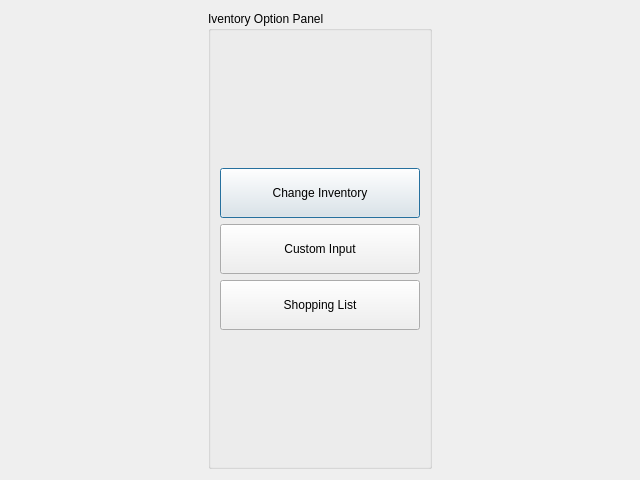
Old version of the form actionmenu.ui in the repository NoHeat/GUI1.
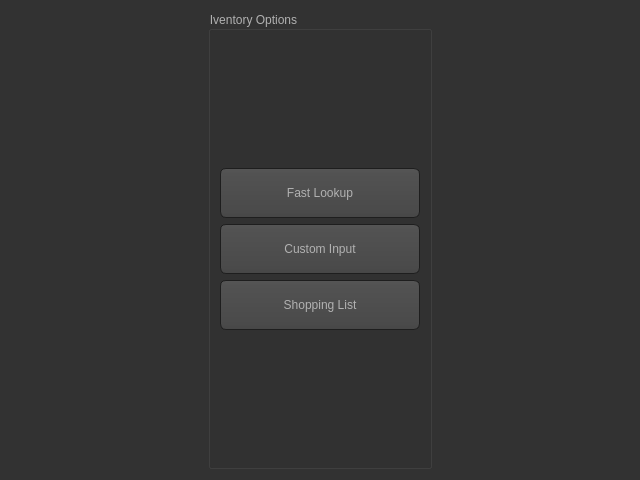
New version of the form. Icons and pictures are not drawn.

```diff
--- a/actionmenu.ui
+++ b/actionmenu.ui
@@ -11,7 +11,468 @@
    </rect>
   </property>
   <property name="windowTitle">
-   <string>Dialog</string>
+   <string>Input Menu</string>
+  </property>
+  <property name="styleSheet">
+   <string notr="true">QToolTip
+{
+     border: 1px solid black;
+     background-color: #ffa02f;
+     padding: 1px;
+     border-radius: 3px;
+     opacity: 100;
+}
+
+QWidget
+{
+    color: #b1b1b1;
+    background-color: #323232;
+}
+
+QWidget:item:hover
+{
+    background-color: QLinearGradient( x1: 0, y1: 0, x2: 0, y2: 1, stop: 0 #ffa02f, stop: 1 #ca0619);
+    color: #000000;
+}
+
+QWidget:item:selected
+{
+    background-color: QLinearGradient( x1: 0, y1: 0, x2: 0, y2: 1, stop: 0 #ffa02f, stop: 1 #d7801a);
+}
+
+QMenuBar::item
+{
+    background: transparent;
+}
+
+QMenuBar::item:selected
+{
+    background: transparent;
+    border: 1px solid #ffaa00;
+}
+
+QMenuBar::item:pressed
+{
+    background: #444;
+    border: 1px solid #000;
+    background-color: QLinearGradient(
+        x1:0, y1:0,
+        x2:0, y2:1,
+        stop:1 #212121,
+        stop:0.4 #343434/*,
+        stop:0.2 #343434,
+        stop:0.1 #ffaa00*/
+    );
+    margin-bottom:-1px;
+    padding-bottom:1px;
+}
+
+QMenu
+{
+    border: 1px solid #000;
+}
+
+QMenu::item
+{
+    padding: 2px 20px 2px 20px;
+}
+
+QMenu::item:selected
+{
+    color: #000000;
+}
+
+QWidget:disabled
+{
+    color: #404040;
+    background-color: #323232;
+}
+
+QAbstractItemView
+{
+    background-color: QLinearGradient( x1: 0, y1: 0, x2: 0, y2: 1, stop: 0 #4d4d4d, stop: 0.1 #646464, stop: 1 #5d5d5d);
+}
+
+QWidget:focus
+{
+    /*border: 2px solid QLinearGradient( x1: 0, y1: 0, x2: 0, y2: 1, stop: 0 #ffa02f, stop: 1 #d7801a);*/
+}
+
+QLineEdit
+{
+    background-color: QLinearGradient( x1: 0, y1: 0, x2: 0, y2: 1, stop: 0 #4d4d4d, stop: 0 #646464, stop: 1 #5d5d5d);
+    padding: 1px;
+    border-style: solid;
+    border: 1px solid #1e1e1e;
+    border-radius: 5;
+}
+
+QPushButton
+{
+    color: #b1b1b1;
+    background-color: QLinearGradient( x1: 0, y1: 0, x2: 0, y2: 1, stop: 0 #565656, stop: 0.1 #525252, stop: 0.5 #4e4e4e, stop: 0.9 #4a4a4a, stop: 1 #464646);
+    border-width: 1px;
+    border-color: #1e1e1e;
+    border-style: solid;
+    border-radius: 6;
+    padding: 3px;
+    font-size: 12px;
+    padding-left: 5px;
+    padding-right: 5px;
+}
+
+QPushButton:pressed
+{
+    background-color: QLinearGradient( x1: 0, y1: 0, x2: 0, y2: 1, stop: 0 #2d2d2d, stop: 0.1 #2b2b2b, stop: 0.5 #292929, stop: 0.9 #282828, stop: 1 #252525);
+}
+
+QComboBox
+{
+    selection-background-color: #ffaa00;
+    background-color: QLinearGradient( x1: 0, y1: 0, x2: 0, y2: 1, stop: 0 #565656, stop: 0.1 #525252, stop: 0.5 #4e4e4e, stop: 0.9 #4a4a4a, stop: 1 #464646);
+    border-style: solid;
+    border: 1px solid #1e1e1e;
+    border-radius: 5;
+}
+
+QComboBox:hover,QPushButton:hover
+{
+    border: 2px solid QLinearGradient( x1: 0, y1: 0, x2: 0, y2: 1, stop: 0 #ffa02f, stop: 1 #d7801a);
+}
+
+
+QComboBox:on
+{
+    padding-top: 3px;
+    padding-left: 4px;
+    background-color: QLinearGradient( x1: 0, y1: 0, x2: 0, y2: 1, stop: 0 #2d2d2d, stop: 0.1 #2b2b2b, stop: 0.5 #292929, stop: 0.9 #282828, stop: 1 #252525);
+    selection-background-color: #ffaa00;
+}
+
+QComboBox QAbstractItemView
+{
+    border: 2px solid darkgray;
+    selection-background-color: QLinearGradient( x1: 0, y1: 0, x2: 0, y2: 1, stop: 0 #ffa02f, stop: 1 #d7801a);
+}
+
+QComboBox::drop-down
+{
+     subcontrol-origin: padding;
+     subcontrol-position: top right;
+     width: 15px;
+
+     border-left-width: 0px;
+     border-left-color: darkgray;
+     border-left-style: solid; /* just a single line */
+     border-top-right-radius: 3px; /* same radius as the QComboBox */
+     border-bottom-right-radius: 3px;
+ }
+
+QComboBox::down-arrow
+{
+     image: url(:/down_arrow.png);
+}
+
+QGroupBox:focus
+{
+border: 2px solid QLinearGradient( x1: 0, y1: 0, x2: 0, y2: 1, stop: 0 #ffa02f, stop: 1 #d7801a);
+}
+
+QTextEdit:focus
+{
+    border: 2px solid QLinearGradient( x1: 0, y1: 0, x2: 0, y2: 1, stop: 0 #ffa02f, stop: 1 #d7801a);
+}
+
+QScrollBar:horizontal {
+     border: 1px solid #222222;
+     background: QLinearGradient( x1: 0, y1: 0, x2: 0, y2: 1, stop: 0.0 #121212, stop: 0.2 #282828, stop: 1 #484848);
+     height: 7px;
+     margin: 0px 16px 0 16px;
+}
+
+QScrollBar::handle:horizontal
+{
+      background: QLinearGradient( x1: 0, y1: 0, x2: 1, y2: 0, stop: 0 #ffa02f, stop: 0.5 #d7801a, stop: 1 #ffa02f);
+      min-height: 20px;
+      border-radius: 2px;
+}
+
+QScrollBar::add-line:horizontal {
+      border: 1px solid #1b1b19;
+      border-radius: 2px;
+      background: QLinearGradient( x1: 0, y1: 0, x2: 1, y2: 0, stop: 0 #ffa02f, stop: 1 #d7801a);
+      width: 14px;
+      subcontrol-position: right;
+      subcontrol-origin: margin;
+}
+
+QScrollBar::sub-line:horizontal {
+      border: 1px solid #1b1b19;
+      border-radius: 2px;
+      background: QLinearGradient( x1: 0, y1: 0, x2: 1, y2: 0, stop: 0 #ffa02f, stop: 1 #d7801a);
+      width: 14px;
+     subcontrol-position: left;
+     subcontrol-origin: margin;
+}
+
+QScrollBar::right-arrow:horizontal, QScrollBar::left-arrow:horizontal
+{
+      border: 1px solid black;
+      width: 1px;
+      height: 1px;
+      background: white;
+}
+
+QScrollBar::add-page:horizontal, QScrollBar::sub-page:horizontal
+{
+      background: none;
+}
+
+QScrollBar:vertical
+{
+      background: QLinearGradient( x1: 0, y1: 0, x2: 1, y2: 0, stop: 0.0 #121212, stop: 0.2 #282828, stop: 1 #484848);
+      width: 7px;
+      margin: 16px 0 16px 0;
+      border: 1px solid #222222;
+}
+
+QScrollBar::handle:vertical
+{
+      background: QLinearGradient( x1: 0, y1: 0, x2: 0, y2: 1, stop: 0 #ffa02f, stop: 0.5 #d7801a, stop: 1 #ffa02f);
+      min-height: 20px;
+      border-radius: 2px;
+}
+
+QScrollBar::add-line:vertical
+{
+      border: 1px solid #1b1b19;
+      border-radius: 2px;
+      background: QLinearGradient( x1: 0, y1: 0, x2: 0, y2: 1, stop: 0 #ffa02f, stop: 1 #d7801a);
+      height: 14px;
+      subcontrol-position: bottom;
+      subcontrol-origin: margin;
+}
+
+QScrollBar::sub-line:vertical
+{
+      border: 1px solid #1b1b19;
+      border-radius: 2px;
+      background: QLinearGradient( x1: 0, y1: 0, x2: 0, y2: 1, stop: 0 #d7801a, stop: 1 #ffa02f);
+      height: 14px;
+      subcontrol-position: top;
+      subcontrol-origin: margin;
+}
+
+QScrollBar::up-arrow:vertical, QScrollBar::down-arrow:vertical
+{
+      border: 1px solid black;
+      width: 1px;
+      height: 1px;
+      background: white;
+}
+
+
+QScrollBar::add-page:vertical, QScrollBar::sub-page:vertical
+{
+      background: none;
+}
+
+QTextEdit
+{
+    background-color: #242424;
+}
+
+QPlainTextEdit
+{
+    background-color: #242424;
+}
+
+QHeaderView::section
+{
+    background-color: QLinearGradient(x1:0, y1:0, x2:0, y2:1, stop:0 #616161, stop: 0.5 #505050, stop: 0.6 #434343, stop:1 #656565);
+    color: white;
+    padding-left: 4px;
+    border: 1px solid #6c6c6c;
+}
+
+QCheckBox:disabled
+{
+color: #414141;
+}
+
+QDockWidget::title
+{
+    text-align: center;
+    spacing: 3px; /* spacing between items in the tool bar */
+    background-color: QLinearGradient(x1:0, y1:0, x2:0, y2:1, stop:0 #323232, stop: 0.5 #242424, stop:1 #323232);
+}
+
+QDockWidget::close-button, QDockWidget::float-button
+{
+    text-align: center;
+    spacing: 1px; /* spacing between items in the tool bar */
+    background-color: QLinearGradient(x1:0, y1:0, x2:0, y2:1, stop:0 #323232, stop: 0.5 #242424, stop:1 #323232);
+}
+
+QDockWidget::close-button:hover, QDockWidget::float-button:hover
+{
+    background: #242424;
+}
+
+QDockWidget::close-button:pressed, QDockWidget::float-button:pressed
+{
+    padding: 1px -1px -1px 1px;
+}
+
+QMainWindow::separator
+{
+    background-color: QLinearGradient(x1:0, y1:0, x2:0, y2:1, stop:0 #161616, stop: 0.5 #151515, stop: 0.6 #212121, stop:1 #343434);
+    color: white;
+    padding-left: 4px;
+    border: 1px solid #4c4c4c;
+    spacing: 3px; /* spacing between items in the tool bar */
+}
+
+QMainWindow::separator:hover
+{
+
+    background-color: QLinearGradient(x1:0, y1:0, x2:0, y2:1, stop:0 #d7801a, stop:0.5 #b56c17 stop:1 #ffa02f);
+    color: white;
+    padding-left: 4px;
+    border: 1px solid #6c6c6c;
+    spacing: 3px; /* spacing between items in the tool bar */
+}
+
+QToolBar::handle
+{
+     spacing: 3px; /* spacing between items in the tool bar */
+     background: url(:/images/handle.png);
+}
+
+QMenu::separator
+{
+    height: 2px;
+    background-color: QLinearGradient(x1:0, y1:0, x2:0, y2:1, stop:0 #161616, stop: 0.5 #151515, stop: 0.6 #212121, stop:1 #343434);
+    color: white;
+    padding-left: 4px;
+    margin-left: 10px;
+    margin-right: 5px;
+}
+
+QProgressBar
+{
+    border: 2px solid grey;
+    border-radius: 5px;
+    text-align: center;
+}
+
+QProgressBar::chunk
+{
+    background-color: #d7801a;
+    width: 2.15px;
+    margin: 0.5px;
+}
+
+QTabBar::tab {
+    color: #b1b1b1;
+    border: 1px solid #444;
+    border-bottom-style: none;
+    background-color: #323232;
+    padding-left: 10px;
+    padding-right: 10px;
+    padding-top: 3px;
+    padding-bottom: 2px;
+    margin-right: -1px;
+}
+
+QTabWidget::pane {
+    border: 1px solid #444;
+    top: 1px;
+}
+
+QTabBar::tab:last
+{
+    margin-right: 0; /* the last selected tab has nothing to overlap with on the right */
+    border-top-right-radius: 3px;
+}
+
+QTabBar::tab:first:!selected
+{
+ margin-left: 0px; /* the last selected tab has nothing to overlap with on the right */
+
+
+    border-top-left-radius: 3px;
+}
+
+QTabBar::tab:!selected
+{
+    color: #b1b1b1;
+    border-bottom-style: solid;
+    margin-top: 3px;
+    background-color: QLinearGradient(x1:0, y1:0, x2:0, y2:1, stop:1 #212121, stop:.4 #343434);
+}
+
+QTabBar::tab:selected
+{
+    border-top-left-radius: 3px;
+    border-top-right-radius: 3px;
+    margin-bottom: 0px;
+}
+
+QTabBar::tab:!selected:hover
+{
+    /*border-top: 2px solid #ffaa00;
+    padding-bottom: 3px;*/
+    border-top-left-radius: 3px;
+    border-top-right-radius: 3px;
+    background-color: QLinearGradient(x1:0, y1:0, x2:0, y2:1, stop:1 #212121, stop:0.4 #343434, stop:0.2 #343434, stop:0.1 #ffaa00);
+}
+
+QRadioButton::indicator:checked, QRadioButton::indicator:unchecked{
+    color: #b1b1b1;
+    background-color: #323232;
+    border: 1px solid #b1b1b1;
+    border-radius: 6px;
+}
+
+QRadioButton::indicator:checked
+{
+    background-color: qradialgradient(
+        cx: 0.5, cy: 0.5,
+        fx: 0.5, fy: 0.5,
+        radius: 1.0,
+        stop: 0.25 #ffaa00,
+        stop: 0.3 #323232
+    );
+}
+
+QCheckBox::indicator{
+    color: #b1b1b1;
+    background-color: #323232;
+    border: 1px solid #b1b1b1;
+    width: 9px;
+    height: 9px;
+}
+
+QRadioButton::indicator
+{
+    border-radius: 6px;
+}
+
+QRadioButton::indicator:hover, QCheckBox::indicator:hover
+{
+    border: 1px solid #ffaa00;
+}
+
+QCheckBox::indicator:checked
+{
+    image:url(:/images/checkbox.png);
+}
+
+QCheckBox::indicator:disabled, QRadioButton::indicator:disabled
+{
+    border: 1px solid #444;
+}</string>
   </property>
   <layout class="QHBoxLayout" name="horizontalLayout">
    <item>
@@ -30,7 +491,7 @@
    <item>
     <widget class="QGroupBox" name="groupBox">
      <property name="title">
-      <string>Iventory Option Panel</string>
+      <string>Iventory Options</string>
      </property>
      <layout class="QVBoxLayout" name="verticalLayout">
       <item>
@@ -55,7 +516,7 @@
          </size>
         </property>
         <property name="text">
-         <string>Change Inventory</string>
+         <string>Fast Lookup</string>
         </property>
        </widget>
       </item>
```
